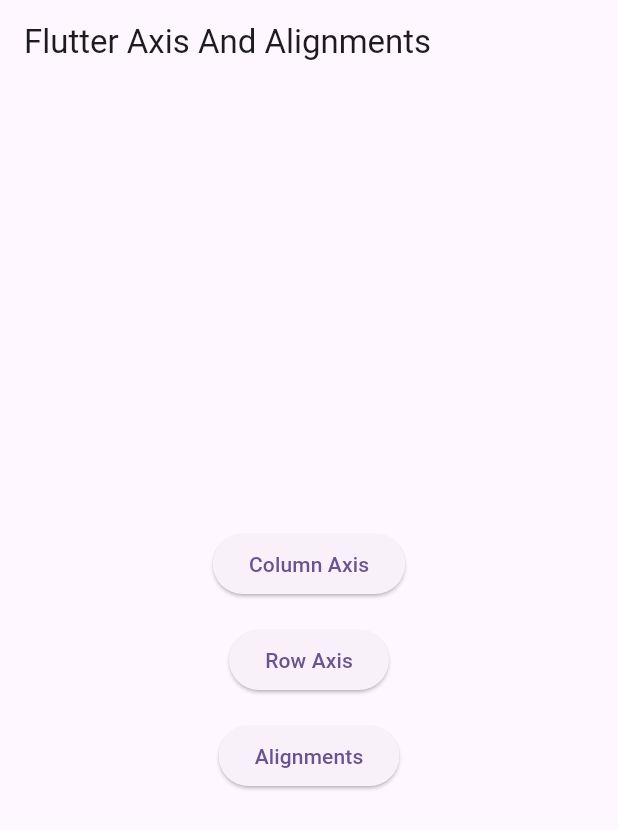
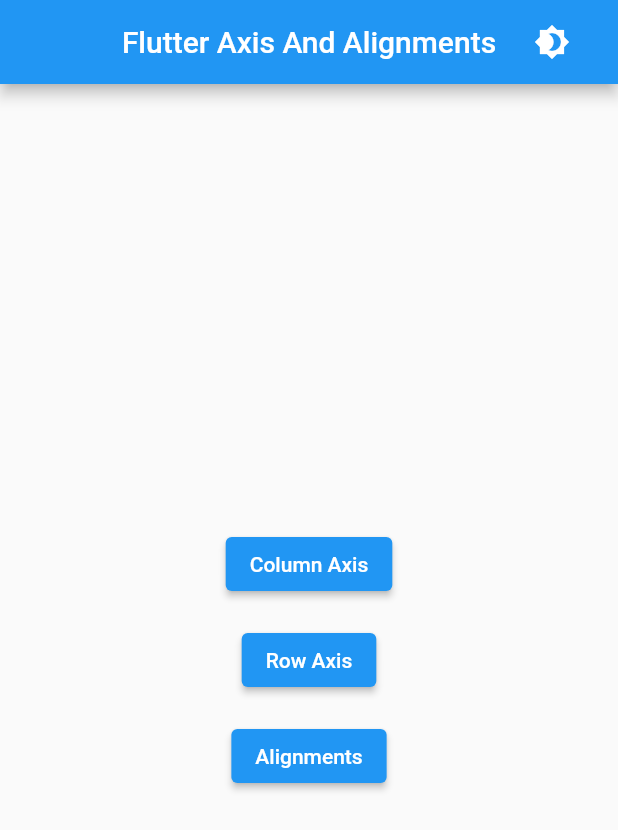
Before and after one commit to kishandonga/flutter_cross_and_main_axis, a Flutter app: the screen it shows after launch, on a phone screen of 412 x 824 dp. Shown: the top 830 px of the screen. Run offline on Flutter 3.47's test engine with Material 2 defaults, Android fonts, the light colour scheme and no system bars; our stand-ins replace get, shared_preferences.

Commit message:
added theme and fix routing issue

```diff
--- /dev/null
+++ b/lib/controller/dashboard_controller.dart
@@ -0,0 +1,31 @@
+import 'package:get/get.dart';
+import 'package:shared_preferences/shared_preferences.dart';
+
+class DashboardController extends GetxController {
+  final _themeType = 'Light'.obs;
+  String get themeType => _themeType.value;
+  set themeType(String value) => _themeType.value = value;
+
+  late SharedPreferences preferences;
+
+  @override
+  void onInit() {
+    super.onInit();
+    initValues();
+  }
+
+  initValues() async {
+    preferences = await SharedPreferences.getInstance();
+    themeType = preferences.getString('themeType') ?? 'Light';
+  }
+
+  changeTheme() async {
+    if (themeType == 'Light') {
+      themeType = 'Dark';
+      await preferences.setString('themeType', themeType);
+    } else {
+      themeType = 'Light';
+      await preferences.setString('themeType', themeType);
+    }
+  }
+}
--- a/lib/main.dart
+++ b/lib/main.dart
@@ -1,28 +1,34 @@
 import 'package:flutter/foundation.dart';
 import 'package:flutter/material.dart';
+import 'package:flutter_cross_and_main_axis/controller/dashboard_controller.dart';
 import 'package:flutter_cross_and_main_axis/routes.dart';
 import 'package:flutter_cross_and_main_axis/url_strategy_web_config.dart';
 import 'package:get/get.dart';
 
-void main() {
+main() {
+  WidgetsFlutterBinding.ensureInitialized();
   if (kIsWeb) {
     useWebConfig();
   }
+  Get.put(DashboardController());
   runApp(MyApp());
 }
 
 class MyApp extends StatelessWidget {
+  final controller = Get.find<DashboardController>();
+
   @override
   Widget build(BuildContext context) {
-    return GetMaterialApp(
-      debugShowCheckedModeBanner: false,
-      title: 'Flutter Cross And Main Axis',
-      theme: ThemeData(
-        colorScheme: ColorScheme.fromSeed(seedColor: Colors.deepPurple),
-        useMaterial3: true,
+    return Obx(
+      () => MaterialApp(
+        debugShowCheckedModeBanner: false,
+        title: 'Flutter Cross And Main Axis',
+        theme: controller.themeType == 'Light'
+            ? ThemeData.light()
+            : ThemeData.dark(),
+        routes: appRoutes(),
+        initialRoute: Routes.home,
       ),
-      initialRoute: Routes.home,
-      getPages: appRoutes(),
     );
   }
 }
--- a/lib/pages/home_page.dart
+++ b/lib/pages/dashboard_page.dart
@@ -1,13 +1,36 @@
 import 'package:flutter/material.dart';
+import 'package:flutter_cross_and_main_axis/controller/dashboard_controller.dart';
 import 'package:flutter_cross_and_main_axis/routes.dart';
 import 'package:get/get.dart';
 
-class HomePage extends StatelessWidget {
+class DashboardPage extends StatelessWidget {
+  final controller = Get.find<DashboardController>();
   @override
   Widget build(BuildContext context) {
     return Scaffold(
       appBar: AppBar(
+        centerTitle: true,
         title: Text('Flutter Axis And Alignments'),
+        actions: [
+          InkWell(
+            onTap: () async {
+              await controller.changeTheme();
+            },
+            child: Obx(
+              () => Padding(
+                padding: const EdgeInsets.all(16.0),
+                child: Icon(
+                  controller.themeType == 'Light'
+                      ? Icons.brightness_4
+                      : Icons.brightness_2,
+                ),
+              ),
+            ),
+          ),
+          SizedBox(
+            width: 16,
+          ),
+        ],
       ),
       body: Center(
         child: Column(
@@ -18,7 +41,7 @@
               padding: const EdgeInsets.all(8.0),
               child: ElevatedButton(
                 onPressed: () {
-                  Get.toNamed(Routes.columnAxisPage);
+                  Navigator.pushNamed(context, Routes.columnAxisPage);
                 },
                 child: Text('Column Axis'),
               ),
@@ -27,7 +50,7 @@
               padding: const EdgeInsets.all(8.0),
               child: ElevatedButton(
                 onPressed: () {
-                  Get.toNamed(Routes.rowAxisPage);
+                  Navigator.pushNamed(context, Routes.rowAxisPage);
                 },
                 child: Text('Row Axis'),
               ),
@@ -36,7 +59,7 @@
               padding: const EdgeInsets.all(8.0),
               child: ElevatedButton(
                 onPressed: () {
-                  Get.toNamed(Routes.alignmentPage);
+                  Navigator.pushNamed(context, Routes.alignmentPage);
                 },
                 child: Text('Alignments'),
               ),
--- a/lib/routes.dart
+++ b/lib/routes.dart
@@ -1,6 +1,6 @@
 import 'package:flutter_cross_and_main_axis/pages/alignment_page.dart';
 import 'package:flutter_cross_and_main_axis/pages/column_axis_page.dart';
-import 'package:flutter_cross_and_main_axis/pages/home_page.dart';
+import 'package:flutter_cross_and_main_axis/pages/dashboard_page.dart';
 import 'package:flutter_cross_and_main_axis/pages/row_axis_page.dart';
 import 'package:get/get.dart';
 
@@ -11,10 +11,17 @@
   static String alignmentPage = '/alignment';
 }
 
-appRoutes() => [
+appRoutes() => {
+      Routes.home: (_) => DashboardPage(),
+      Routes.columnAxisPage: (_) => ColumnAxisPage(),
+      Routes.rowAxisPage: (_) => RowAxisPage(),
+      Routes.alignmentPage: (_) => AlignmentPage(),
+    };
+
+appGetxRoutes() => [
       GetPage(
         name: Routes.home,
-        page: () => HomePage(),
+        page: () => DashboardPage(),
       ),
       GetPage(
         name: Routes.columnAxisPage,
```
Also changed, not shown: lib/pages/alignment_page.dart (+14 -1 lines), lib/pages/column_axis_page.dart (+16 -13 lines), lib/pages/row_axis_page.dart (+17 -13 lines), pubspec.yaml (+4 -4 lines), pubspec.lock.
